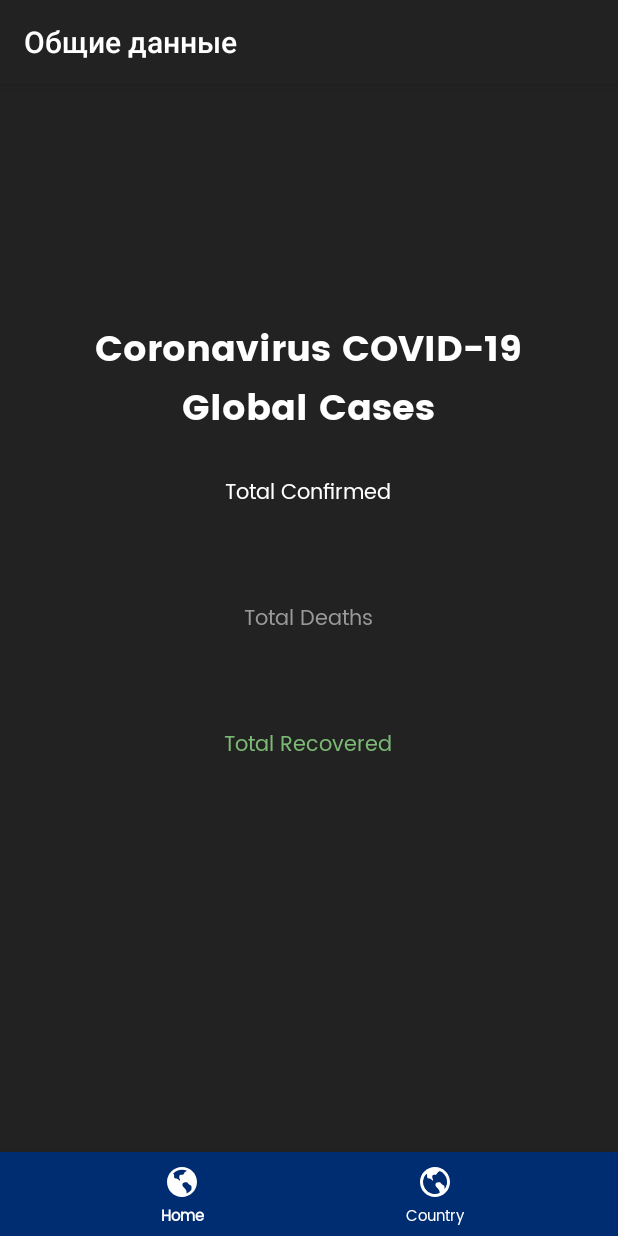
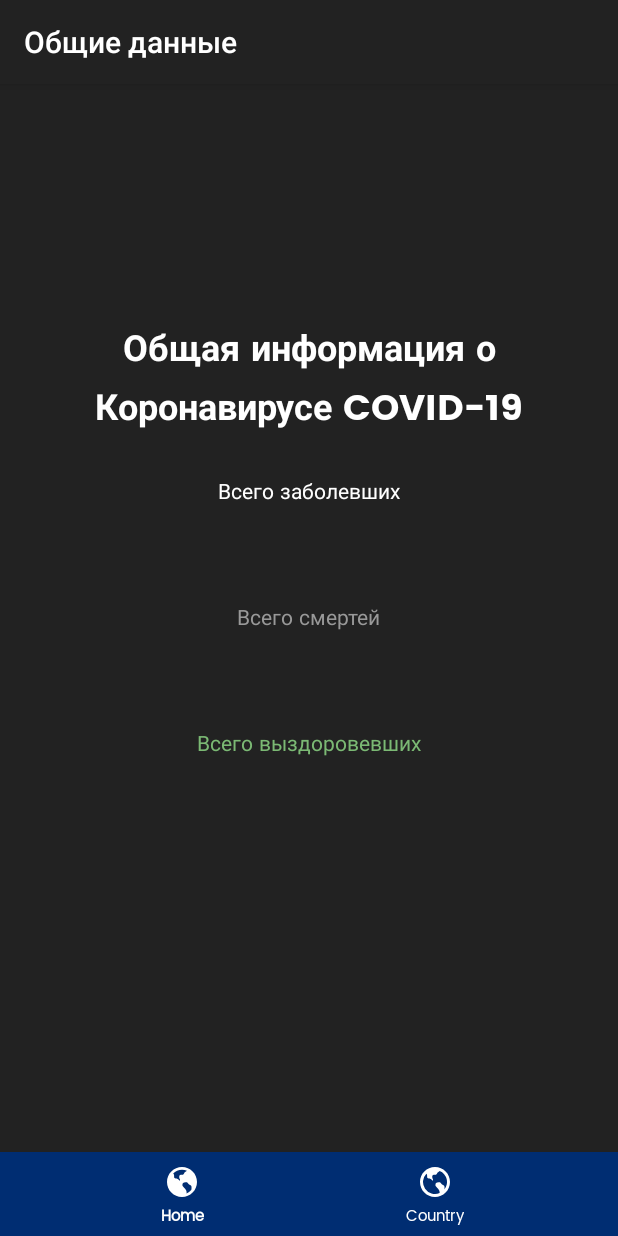
Before and after one commit to GamesBro/TrackCovid19, an Android app: the screen it shows after launch (MainActivity), on a phone screen of 412 x 824 dp. Run offline under Robolectric (Android 15) with nearby library versions, the phone set to English and light mode, and no system bars; our stand-ins replace Volley, navigation-ui; network calls fail.

Commit message:
Обновления: 1)Переименование элементов 2)Конечное тестирование проекта

```diff
--- a/app/src/main/java/com/example/trackcovid19/ui/home/HomeFragment.java
+++ b/app/src/main/java/com/example/trackcovid19/ui/home/HomeFragment.java
@@ -77,7 +77,7 @@ public class HomeFragment extends Fragment {
                     tvTotalConfirmed.setText(jsonObject.getString("cases"));
                     tvTotalDeaths.setText(jsonObject.getString("deaths"));
                     tvTotalRecovered.setText(jsonObject.getString("recovered"));
-                    tvLastUpdated.setText("Last Updated:"+"\n"+getDate(jsonObject.getLong("updated")));
+                    tvLastUpdated.setText("Информация обновлена в:"+"\n"+getDate(jsonObject.getLong("updated")));
                 } catch (JSONException e) {
                     e.printStackTrace();
                 }
--- a/app/src/main/res/layout/fragment_home.xml
+++ b/app/src/main/res/layout/fragment_home.xml
@@ -23,7 +23,7 @@
             android:textSize="24dp"
             android:textAlignment="center"
             android:layout_marginBottom="24dp"
-            android:text="Coronavirus COVID-19\nGlobal Cases"/>
+            android:text="Общая информация о Коронавирусе COVID-19"/>
 
         <TextView
         android:layout_width="wrap_content"
@@ -31,7 +31,7 @@
         android:textColor="#fff"
         android:id="@+id/tvLabelTotalConfirmed"
         style="@style/LabelFontStyle"
-        android:text="Total Confirmed"/>
+        android:text="Всего заболевших"/>
 
         <TextView
             android:layout_width="wrap_content"
@@ -47,7 +47,7 @@
             android:textColor="@color/colorTotalDeath"
             android:id="@+id/tvLabelTotalDeaths"
             style="@style/LabelFontStyle"
-            android:text="Total Deaths"/>
+            android:text="Всего смертей"/>
 
         <TextView
             android:layout_width="wrap_content"
@@ -63,7 +63,7 @@
             android:textColor="@color/colorTotalRecovered"
             android:id="@+id/tvLabelTotalRecovered"
             style="@style/LabelFontStyle"
-            android:text="Total Recovered"/>
+            android:text="Всего выздоровевших"/>
 
         <TextView
             android:layout_width="wrap_content"
@@ -78,7 +78,7 @@
             style = "@style/LabelFontStyle"
             android:textColor="#fff"
             android:layout_marginTop="20dp"
-            tools:text = "Last Updated\n Mon, 23 Mar 2020 1:20:30 PM"
+            tools:text = "Информация обновлена в:\n Mon, 23 Mar 2020 1:20:30 PM"
             android:textAlignment="center"
             android:layout_width="wrap_content"
             android:layout_height="wrap_content"/>
--- a/app/src/main/res/menu/country_menu.xml
+++ b/app/src/main/res/menu/country_menu.xml
@@ -3,19 +3,19 @@
     xmlns:app="http://schemas.android.com/apk/res-auto">
 <item android:id="@+id/action_search"
     android:icon="@drawable/ic_search"
-    android:title="Search"
+    android:title="Поиск"
     app:actionViewClass="androidx.appcompat.widget.SearchView"
     app:showAsAction="always|collapseActionView"/>
 
     <item
         android:id="@+id/action_sort_alpha"
         android:icon="@drawable/ic_sort_by_alpha"
-        android:title="Alphabet"
+        android:title="По алфавиту"
         app:showAsAction="ifRoom"/>
 
     <item
         android:id="@+id/action_sort_cases"
         android:icon="@drawable/ic_sort_by_cases"
-        android:title="Total Cases"
+        android:title="По количеству заболевших"
         app:showAsAction="ifRoom"/>
     </menu>
```
Also changed, not shown: app/src/main/java/com/example/trackcovid19/ui/country/CountryFragment.java (+5 -5 lines), app/src/main/res/layout/activity_covid_country_detail.xml (+7 -7 lines).
